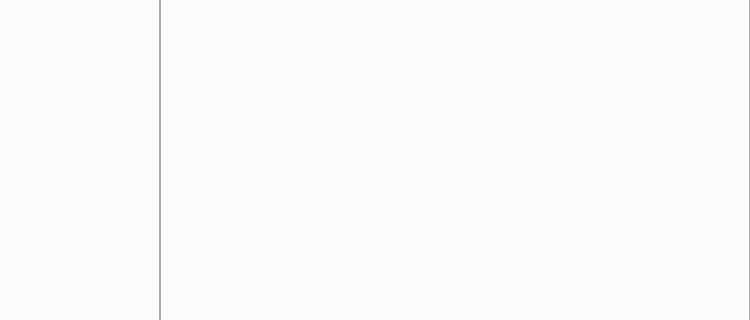
This is Source/UI/MainWindow.ui in krre/normalizer as Qt 5 draws it before an edit; both pictures show x 283 to 1033 and y 132 to 452 of the 1033 by 566 pixel window. The edited form follows.
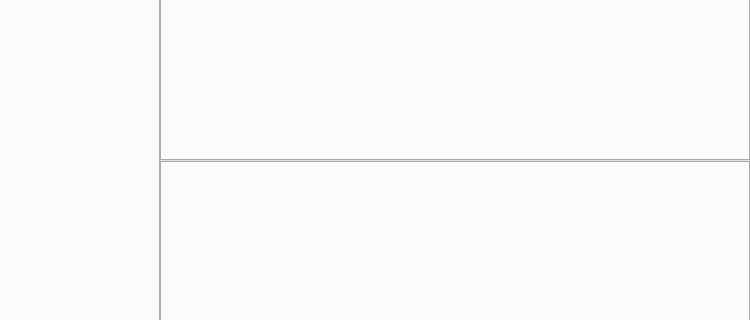
This is the edited form.

Commit message: Add console splitter

The edit to the form file:
```diff
--- a/Source/UI/MainWindow.ui
+++ b/Source/UI/MainWindow.ui
@@ -25,10 +25,7 @@
      <number>0</number>
     </property>
     <item>
-     <widget class="QSplitter" name="splitter">
-      <property name="lineWidth">
-       <number>0</number>
-      </property>
+     <widget class="QSplitter" name="splitterMain">
       <property name="orientation">
        <enum>Qt::Horizontal</enum>
       </property>
@@ -43,13 +40,44 @@
         <enum>QTabWidget::West</enum>
        </property>
       </widget>
-      <widget class="QTabWidget" name="tabWidgetCave">
-       <property name="tabsClosable">
-        <bool>true</bool>
+      <widget class="QSplitter" name="splitterRight">
+       <property name="minimumSize">
+        <size>
+         <width>50</width>
+         <height>0</height>
+        </size>
        </property>
-       <property name="movable">
-        <bool>true</bool>
+       <property name="orientation">
+        <enum>Qt::Vertical</enum>
        </property>
+       <property name="handleWidth">
+        <number>0</number>
+       </property>
+       <property name="childrenCollapsible">
+        <bool>false</bool>
+       </property>
+       <widget class="QTabWidget" name="tabWidgetCave">
+        <property name="minimumSize">
+         <size>
+          <width>0</width>
+          <height>50</height>
+         </size>
+        </property>
+        <property name="tabsClosable">
+         <bool>true</bool>
+        </property>
+        <property name="movable">
+         <bool>true</bool>
+        </property>
+       </widget>
+       <widget class="QTabWidget" name="tabWidgetConsole">
+        <property name="minimumSize">
+         <size>
+          <width>0</width>
+          <height>50</height>
+         </size>
+        </property>
+       </widget>
       </widget>
      </widget>
     </item>
```
Left out of the diff: 8 changed lines with no effect on the pictures. The commit also changes 2 other files.
